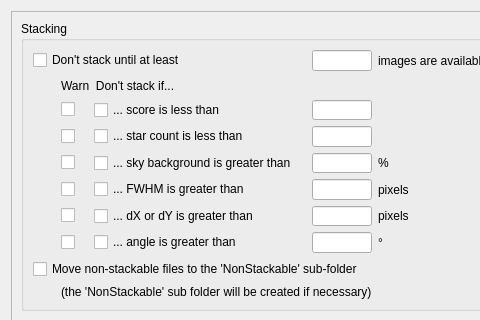
Before: the Qt Designer form DeepSkyStackerLive/ui/SettingsTab.ui in deepskystacker/DSS, drawn with Qt 5; both pictures show x 0 to 480 and y 0 to 320 of the 917 by 625 pixel window.
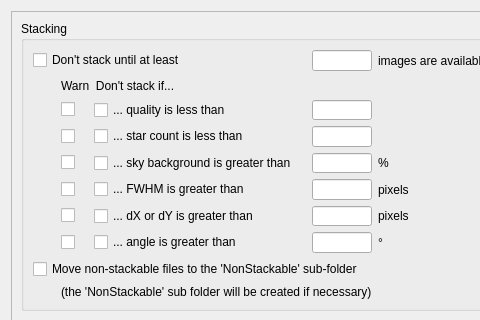
After: the same form once the commit is applied.

Commit message: Change to use Quality in DSSLIve instead of Score. Rename m_fOverallQuality to m_fScore

Patch:
```diff
--- a/DeepSkyStackerLive/ui/SettingsTab.ui
+++ b/DeepSkyStackerLive/ui/SettingsTab.ui
@@ -36,7 +36,7 @@
        <rect>
         <x>0</x>
         <y>0</y>
-        <width>764</width>
+        <width>769</width>
         <height>623</height>
        </rect>
       </property>
@@ -166,7 +166,7 @@
           <item row="2" column="2">
            <widget class="QCheckBox" name="dontStackScore">
             <property name="text">
-             <string comment="IDC_DONTSTACK_SCORE">... score is less than</string>
+             <string>... quality is less than</string>
             </property>
            </widget>
           </item>
```
Left out of the diff: 84 changed lines with no effect on the pictures. The commit also changes 34 other files.
